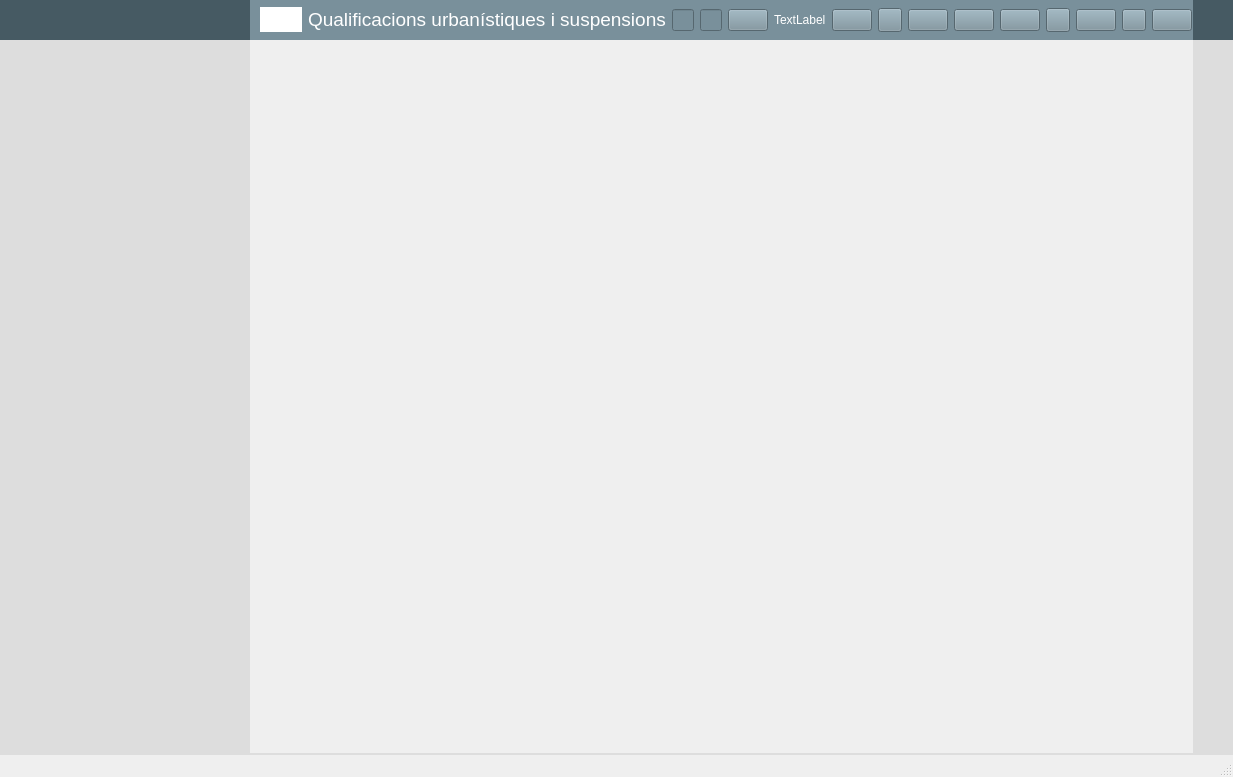
Old version of the form CuBista3.ui in the repository SistemesInformacioTerritorial/Qvista.
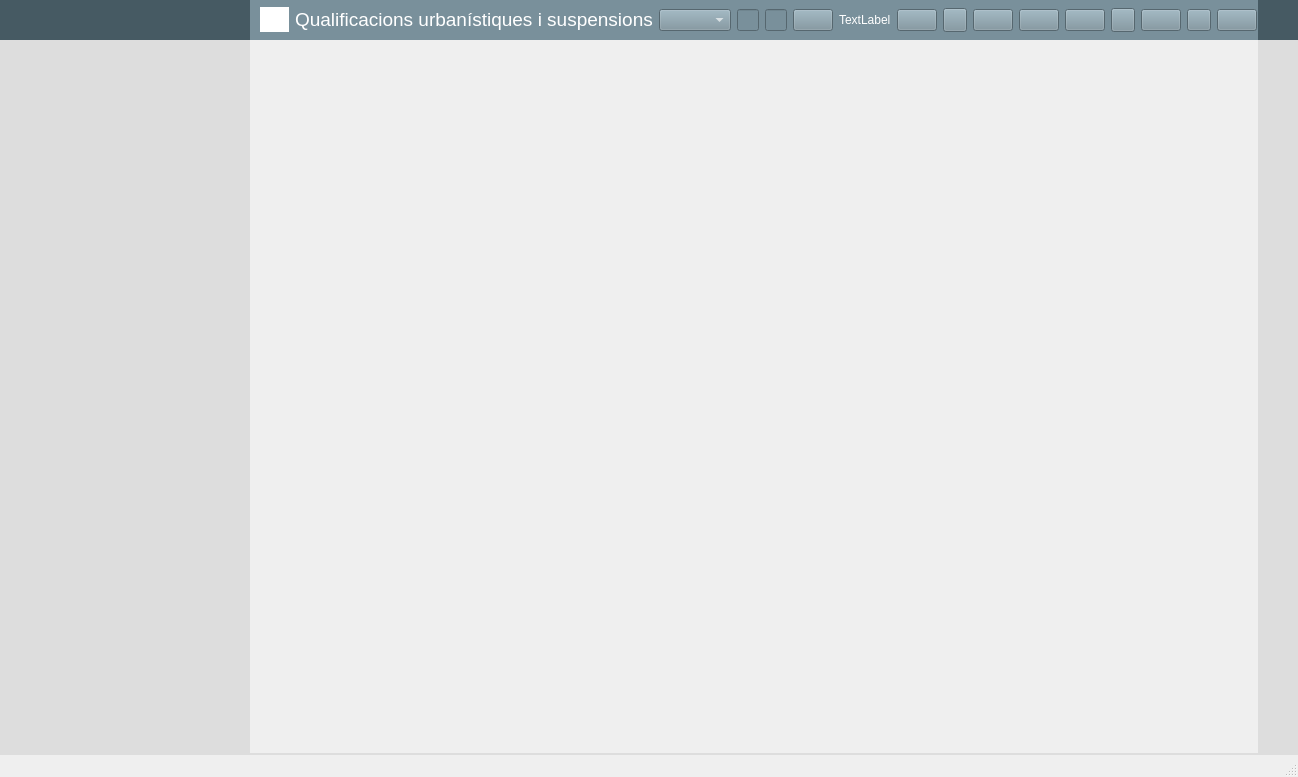
New version of the form. Icons and pictures are not drawn.

Commit message: Add Cerca per cruilles

What changed in the file:
```diff
--- a/CuBista3.ui
+++ b/CuBista3.ui
@@ -197,6 +197,9 @@
                </property>
               </widget>
              </item>
+             <item>
+              <widget class="QComboBox" name="comboTipusCerca"/>
+             </item>
              <item>
               <widget class="QLineEdit" name="leCercaPerAdreca"/>
              </item>
```
The commit also changes 3 other files.
